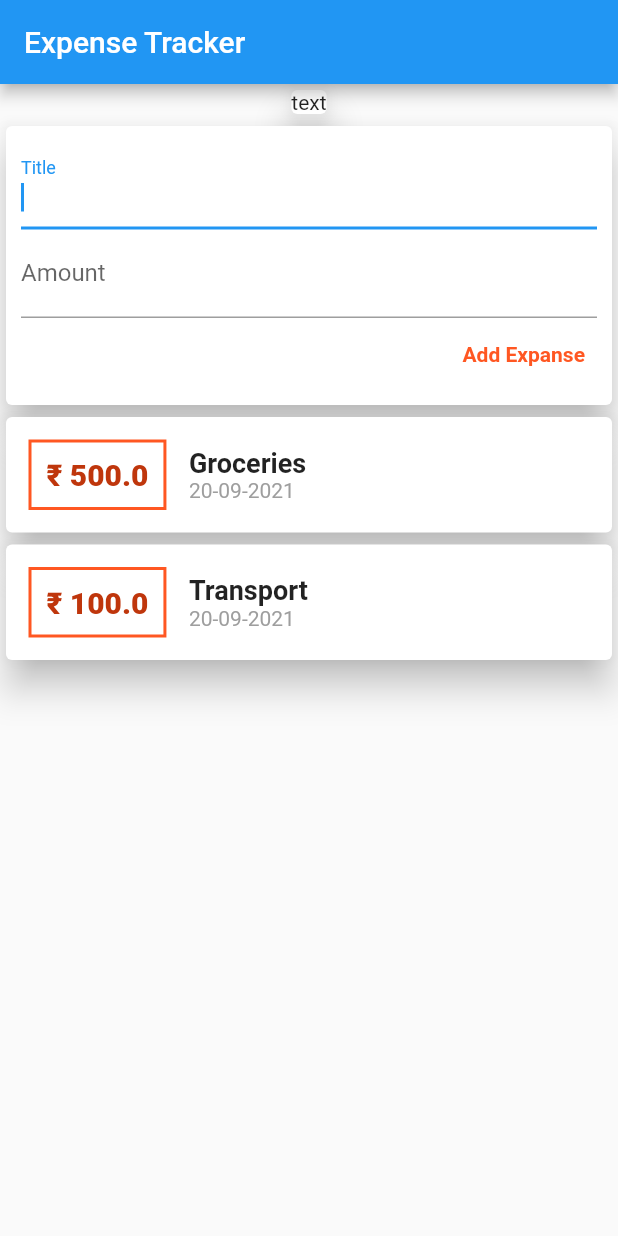
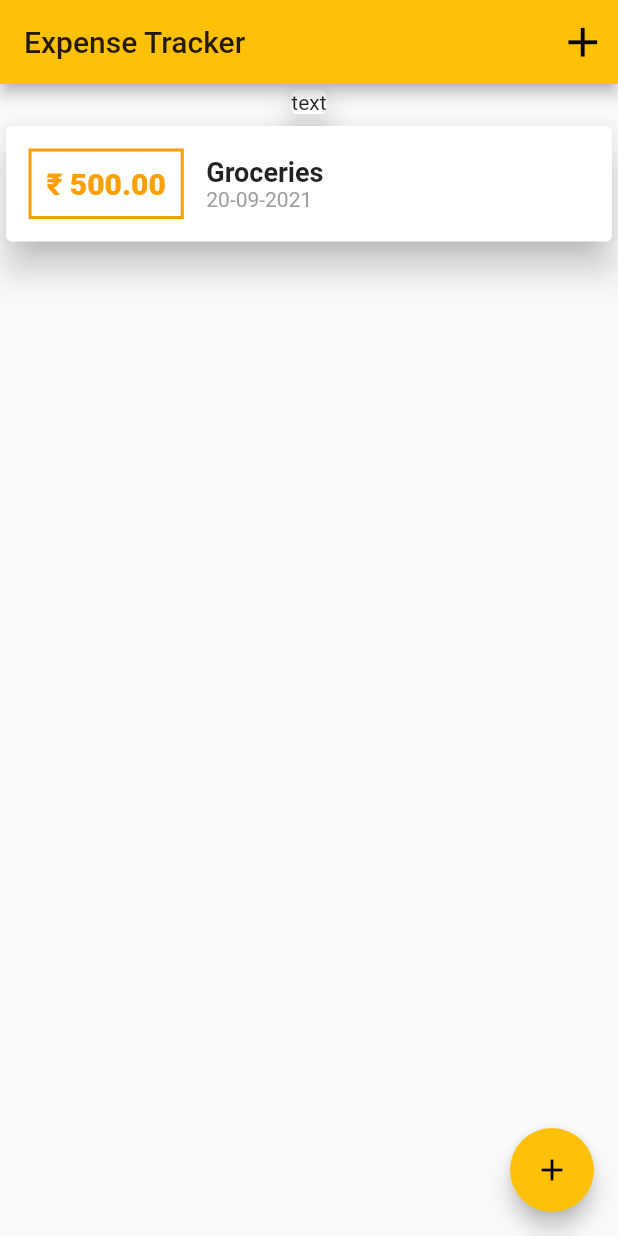
Before and after one commit to sahilali13/flutter, a Flutter app: the screen it shows after launch, on a phone screen of 412 x 824 dp. Run offline on Flutter 3.47's test engine with Material 2 defaults, Android fonts, the phone set to English and light mode, and no system bars.

Commit message:
Commit #95

```diff
--- a/expense_tracker/lib/main.dart
+++ b/expense_tracker/lib/main.dart
@@ -10,7 +10,11 @@ class MainApp extends StatelessWidget {
   @override
   Widget build(BuildContext context) {
     return MaterialApp(
+      debugShowCheckedModeBanner: false,
       title: 'Expense Tracker',
+      theme: ThemeData(
+        primarySwatch: Colors.amber,
+      ),
       home: HomePage(),
     );
   }
--- a/expense_tracker/lib/widgets/bodyApp.dart
+++ /dev/null
@@ -1,14 +0,0 @@
-import 'package:expense_tracker/widgets/userTransaction.dart';
-import 'package:flutter/material.dart';
-
-import './chart.dart';
-
-class BodyApp extends StatelessWidget {
-  @override
-  Widget build(BuildContext context) {
-    return Column(children: <Widget>[
-      Chart(),
-      UserTransaction(),
-    ]);
-  }
-}
--- a/expense_tracker/lib/widgets/homePage.dart
+++ b/expense_tracker/lib/widgets/homePage.dart
@@ -1,18 +1,84 @@
+import 'package:expense_tracker/widgets/newTransaction.dart';
 import 'package:flutter/material.dart';
 
-import './bodyApp.dart';
+import './chart.dart';
+import './transactionList.dart';
+import '../models/transaction.dart';
 
-class HomePage extends StatelessWidget {
+class HomePage extends StatefulWidget {
+  @override
+  State<HomePage> createState() => _HomePageState();
+}
+
+class _HomePageState extends State<HomePage> {
+  final List<Transaction> _userTransactions = [
+    Transaction(
+      id: 't1',
+      title: 'Groceries',
+      amount: 500,
+      date: DateTime.now(),
+    ),
+  ];
+
+  void _addNewTransaction(String title, double amount) {
+    final _newTx = Transaction(
+        id: DateTime.now().toString(),
+        title: title,
+        amount: amount,
+        date: DateTime.now());
+
+    setState(() {
+      _userTransactions.add(_newTx);
+    });
+  }
+
+  void _startAddNewTransaction(BuildContext ctx) {
+    showModalBottomSheet(
+      context: ctx,
+      builder: (_) {
+        return GestureDetector(
+          onTap: () {},
+          child: NewTransaction(
+            addTx: _addNewTransaction,
+          ),
+          behavior: HitTestBehavior.opaque,
+        );
+      },
+    );
+  }
+
   @override
   Widget build(BuildContext context) {
     return Scaffold(
+      floatingActionButton: FloatingActionButton(
+        onPressed: () => _startAddNewTransaction(context),
+        child: Icon(
+          Icons.add,
+        ),
+      ),
       appBar: AppBar(
         title: Text(
           'Expense Tracker',
         ),
+        actions: <Widget>[
+          IconButton(
+            onPressed: () => _startAddNewTransaction(context),
+            icon: Icon(
+              Icons.add,
+              size: 33,
+            ),
+          )
+        ],
       ),
       body: SingleChildScrollView(
-        child: BodyApp(),
+        child: Column(
+          children: <Widget>[
+            Chart(),
+            TransactionList(
+              userTransactions: _userTransactions,
+            ),
+          ],
+        ),
       ),
     );
   }
--- a/expense_tracker/lib/widgets/transactionList.dart
+++ b/expense_tracker/lib/widgets/transactionList.dart
@@ -24,13 +24,13 @@ class TransactionList extends StatelessWidget {
                   decoration: BoxDecoration(
                     border: Border.all(
                       width: 2,
-                      color: Colors.deepOrange,
+                      color: Theme.of(context).primaryColorDark,
                     ),
                   ),
                   child: Text(
-                    '₹ ${_userTransactions[index].amount}',
+                    '₹ ${_userTransactions[index].amount.toStringAsFixed(2)}',
                     style: TextStyle(
-                      color: Colors.deepOrange[900],
+                      color: Theme.of(context).primaryColorDark,
                       fontSize: 20,
                       fontWeight: FontWeight.w900,
                     ),
--- a/expense_tracker/lib/widgets/userTransaction.dart
+++ /dev/null
@@ -1,52 +0,0 @@
-import 'package:flutter/material.dart';
-
-import 'newTransaction.dart';
-import './transactionList.dart';
-
-import '../models/transaction.dart';
-
-class UserTransaction extends StatefulWidget {
-  @override
-  _UserTransactionState createState() => _UserTransactionState();
-}
-
-class _UserTransactionState extends State<UserTransaction> {
-  final List<Transaction> _userTransactions = [
-    Transaction(
-      id: 't1',
-      title: 'Groceries',
-      amount: 500,
-      date: DateTime.now(),
-    ),
-    Transaction(
-      id: 't2',
-      title: 'Transport',
-      amount: 100,
-      date: DateTime.now(),
-    )
-  ];
-
-  void _addNewTransaction(String title, double amount) {
-    final _newTx = Transaction(
-        id: DateTime.now().toString(),
-        title: title,
-        amount: amount,
-        date: DateTime.now());
-
-    setState(() {
-      _userTransactions.add(_newTx);
-    });
-  }
-
-  @override
-  Widget build(BuildContext context) {
-    return Column(
-      children: <Widget>[
-        NewTransaction(addTx: _addNewTransaction),
-        TransactionList(
-          userTransactions: _userTransactions,
-        )
-      ],
-    );
-  }
-}
```
Also changed, not shown: expense_tracker/lib/widgets/newTransaction.dart (+36 -12 lines).
